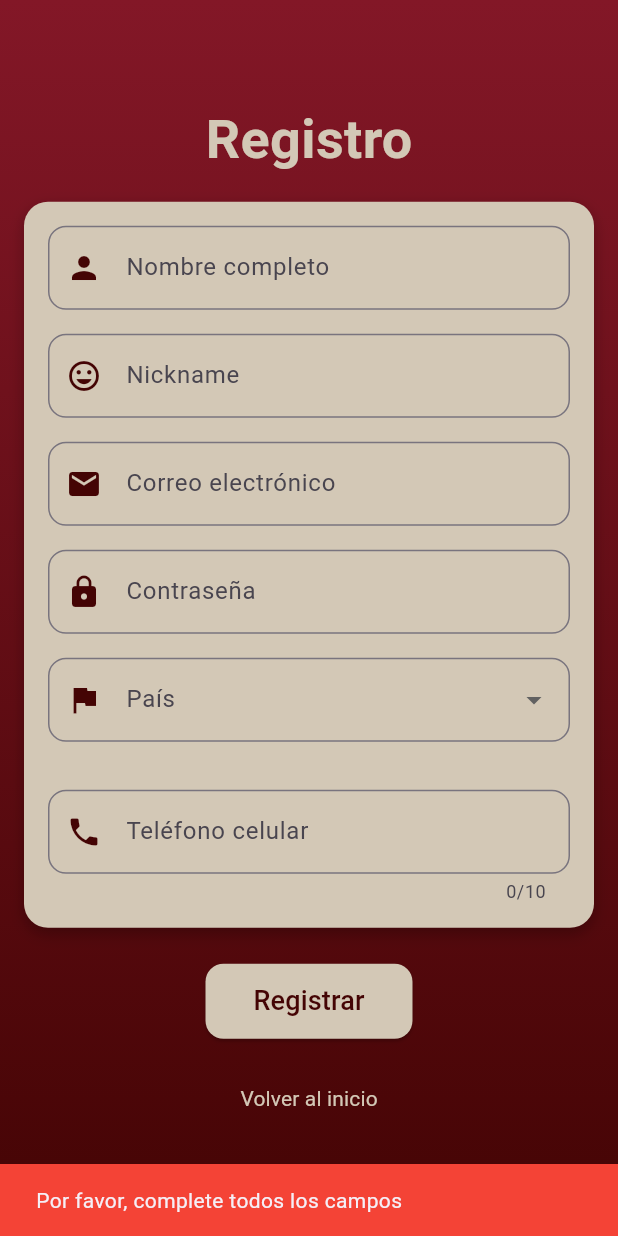
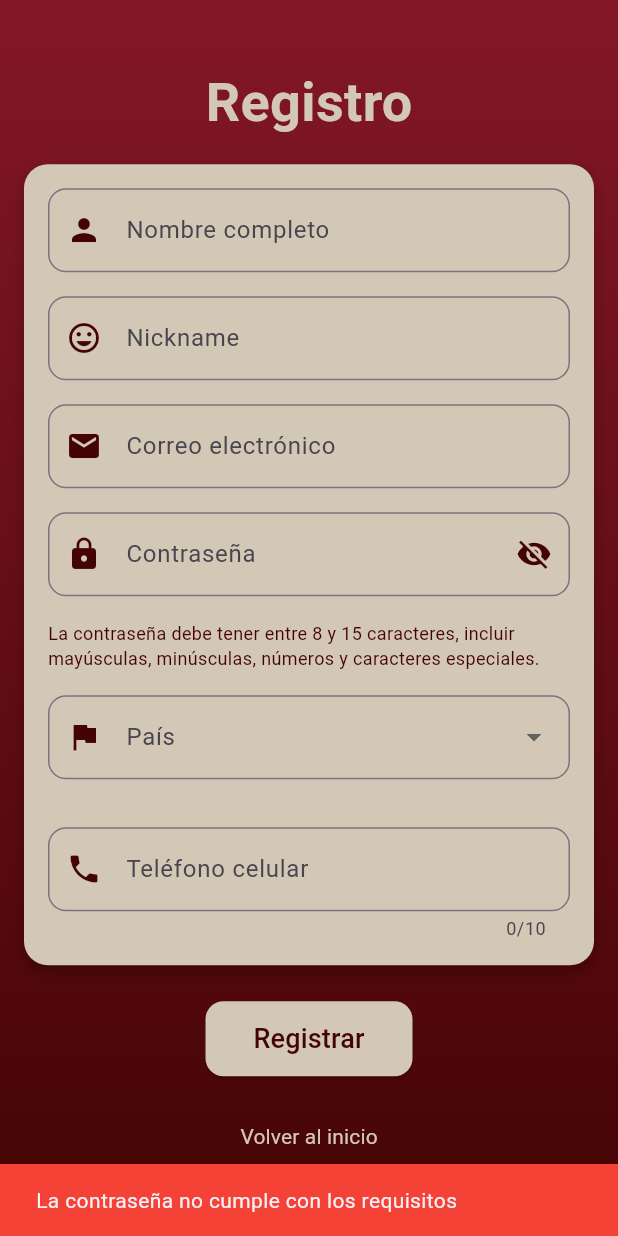
Before and after one commit to sab1103b/bild-flutter, a Flutter app: the Crearusuario screen opened by its route, after a tap on "Registrar", on a phone screen of 412 x 824 dp. Run offline on Flutter 3.47's test engine with Material 3 defaults, Android fonts, the phone set to English and light mode, and no system bars; our stand-ins replace firebase_core; accounts and stored records are empty.

Commit message:
mejoras contraseña

```diff
--- a/lib/screens/crearusuario.dart
+++ b/lib/screens/crearusuario.dart
@@ -18,6 +18,8 @@ class _CrearusuarioState extends State<Crearusuario> {
   String? _selectedCountry;
   String? _selectedCity;
 
+  bool _obscurePassword = true; // Estado para la visibilidad de la contraseña
+
   final List<String> _countries = ['Colombia', 'México', 'Argentina', 'Chile'];
   final Map<String, List<String>> _cities = {
     'Colombia': ['Bogotá', 'Medellín', 'Cali'],
@@ -25,6 +27,11 @@ class _CrearusuarioState extends State<Crearusuario> {
     'Argentina': ['Buenos Aires', 'Córdoba', 'Rosario'],
     'Chile': ['Santiago', 'Valparaíso', 'Concepción'],
   };
+
+  // Expresión regular para validar la contraseña
+  final RegExp _passwordRegExp = RegExp(
+    r'^(?=.*[A-Z])(?=.*[a-z])(?=.*\d)(?=.*[@$!%*?&])[A-Za-z\d@$!%*?&]{8,15}$',
+  );
 
   @override
   Widget build(BuildContext context) {
@@ -111,16 +118,39 @@ class _CrearusuarioState extends State<Crearusuario> {
                         ),
                       ),
                       const SizedBox(height: 16.0),
-                      // Campo para contraseña
+                      // Campo para contraseña con validación de seguridad
                       TextField(
                         controller: _passwordController,
-                        obscureText: true,
+                        obscureText: _obscurePassword, // Control de visibilidad
                         decoration: InputDecoration(
                           labelText: 'Contraseña',
                           prefixIcon: Icon(Icons.lock, color: vinotintoOscuro),
+                          suffixIcon: IconButton(
+                            icon: Icon(
+                              _obscurePassword ? Icons.visibility_off : Icons.visibility,
+                              color: vinotintoOscuro,
+                            ),
+                            onPressed: () {
+                              setState(() {
+                                _obscurePassword = !_obscurePassword; // Alternar visibilidad
+                              });
+                            },
+                          ),
                           border: OutlineInputBorder(
                             borderRadius: BorderRadius.circular(12.0),
                           ),
+                        ),
+                        inputFormatters: [
+                          FilteringTextInputFormatter.deny(RegExp(r' ')), // Prohibir espacios en la contraseña
+                        ],
+                      ),
+                      const SizedBox(height: 16.0),
+                      // Mensaje de validación de la contraseña
+                      Text(
+                        'La contraseña debe tener entre 8 y 15 caracteres, incluir mayúsculas, minúsculas, números y caracteres especiales.',
+                        style: TextStyle(
+                          color: vinotintoOscuro,
+                          fontSize: 12.0,
                         ),
                       ),
                       const SizedBox(height: 16.0),
@@ -204,6 +234,17 @@ class _CrearusuarioState extends State<Crearusuario> {
                     final country = _selectedCountry;
                     final city = _selectedCity;
 
+                    // Validar la contraseña
+                    if (!_passwordRegExp.hasMatch(password)) {
+                      ScaffoldMessenger.of(context).showSnackBar(
+                        SnackBar(
+                          content: const Text('La contraseña no cumple con los requisitos'),
+                          backgroundColor: Colors.red,
+                        ),
+                      );
+                      return;
+                    }
+
                     if (fullname.isNotEmpty &&
                         nickname.isNotEmpty &&
                         email.isNotEmpty &&
@@ -221,7 +262,7 @@ class _CrearusuarioState extends State<Crearusuario> {
                     } else {
                       ScaffoldMessenger.of(context).showSnackBar(
                         SnackBar(
-                          content: const Text('Por favor, complete todos los campos'),
+                          content: const Text('Por favor complete todos los campos'),
                           backgroundColor: Colors.red,
                         ),
                       );
@@ -229,13 +270,12 @@ class _CrearusuarioState extends State<Crearusuario> {
                   },
                   style: ElevatedButton.styleFrom(
                     backgroundColor: beigeClaro,
-                    padding: const EdgeInsets.symmetric(
-                        horizontal: 32.0, vertical: 12.0),
+                    padding: const EdgeInsets.symmetric(horizontal: 32.0, vertical: 12.0),
                     shape: RoundedRectangleBorder(
                       borderRadius: BorderRadius.circular(12.0),
                     ),
                   ),
-                  child: Text(
+                  child: const Text(
                     'Registrar',
                     style: TextStyle(
                       fontSize: 18.0,
```
